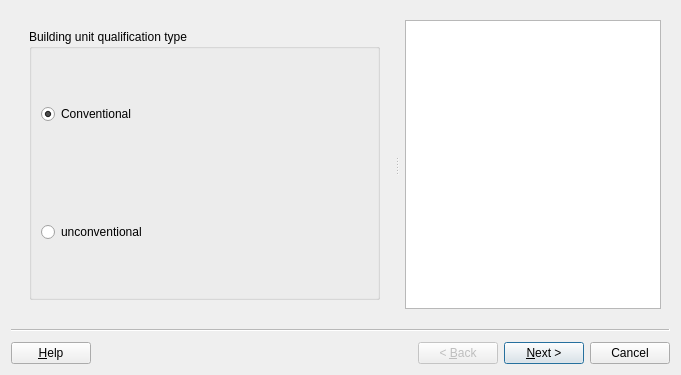
Old version of the form asistente_ladm_col/ui/wiz_create_building_unit_qualification_valuation.ui in the repository SwissTierrasColombia/Asistente-LADM-COL.
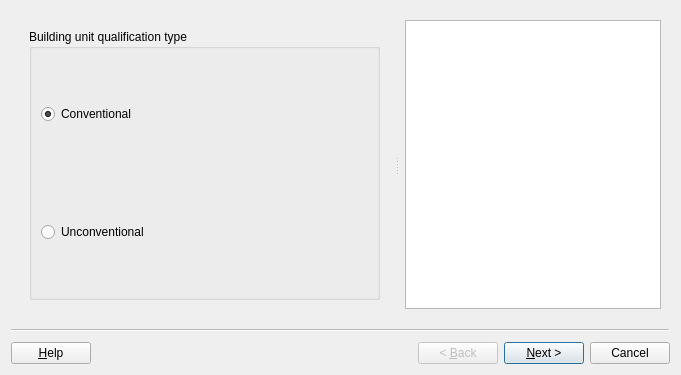
New version of the form. Custom widgets are drawn as their Qt base class.

```diff
--- a/asistente_ladm_col/ui/wiz_create_building_unit_qualification_valuation.ui
+++ b/asistente_ladm_col/ui/wiz_create_building_unit_qualification_valuation.ui
@@ -129,7 +129,7 @@
            <item row="4" column="0">
             <widget class="QRadioButton" name="rad_unconventional">
              <property name="text">
-              <string>unconventional</string>
+              <string>Unconventional</string>
              </property>
             </widget>
            </item>
```
Left out of the diff: 28 changed lines with no effect on the pictures.
